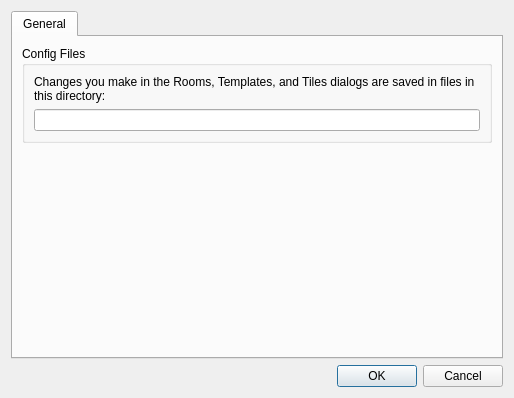
timbaker/tiled, file src/tiled/BuildingEditor/buildingpreferencesdialog.ui: the form before one commit.
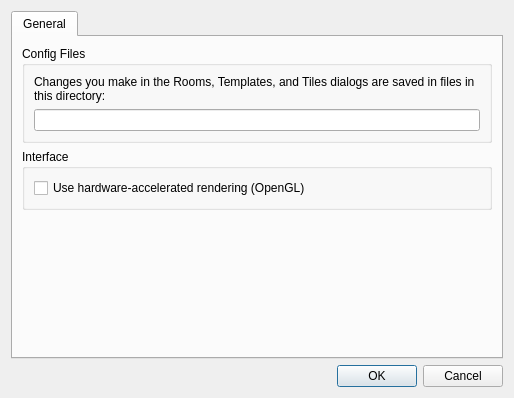
The form after the commit.

Commit message: Added OpenGL checkbox to building preferences.

What changed in the file:
```diff
--- a/src/tiled/BuildingEditor/buildingpreferencesdialog.ui
+++ b/src/tiled/BuildingEditor/buildingpreferencesdialog.ui
@@ -50,6 +50,26 @@
          </layout>
         </widget>
        </item>
+       <item>
+        <widget class="QGroupBox" name="groupBox">
+         <property name="title">
+          <string>Interface</string>
+         </property>
+         <layout class="QVBoxLayout" name="verticalLayout_3">
+          <item>
+           <layout class="QHBoxLayout" name="horizontalLayout">
+            <item>
+             <widget class="QCheckBox" name="useOpenGL">
+              <property name="text">
+               <string>Use hardware-accelerated rendering (OpenGL)</string>
+              </property>
+             </widget>
+            </item>
+           </layout>
+          </item>
+         </layout>
+        </widget>
+       </item>
        <item>
         <spacer name="verticalSpacer">
          <property name="orientation">
```
The commit also changes 6 other files.
